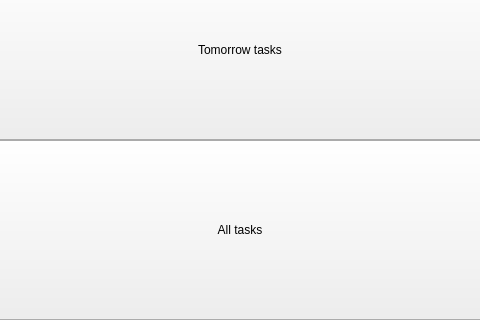
Before: the Qt Designer form OOP/Lab2/OOPLab2/mainwindow.ui in Oleksii-Adamov/University-assignments-2-nd-year-, drawn with Qt 5; both pictures show x 190 to 670 and y 220 to 540 of the 860 by 540 pixel window.
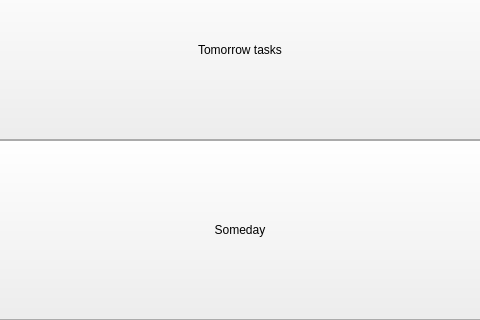
After: the same form once the commit is applied.

Patch:
```diff
--- a/OOP/Lab2/OOPLab2/mainwindow.ui
+++ b/OOP/Lab2/OOPLab2/mainwindow.ui
@@ -92,7 +92,7 @@
        </sizepolicy>
       </property>
       <property name="text">
-       <string>All tasks</string>
+       <string>Someday</string>
       </property>
      </widget>
     </item>
```
Left out of the diff: 2 changed lines with no effect on the pictures.
